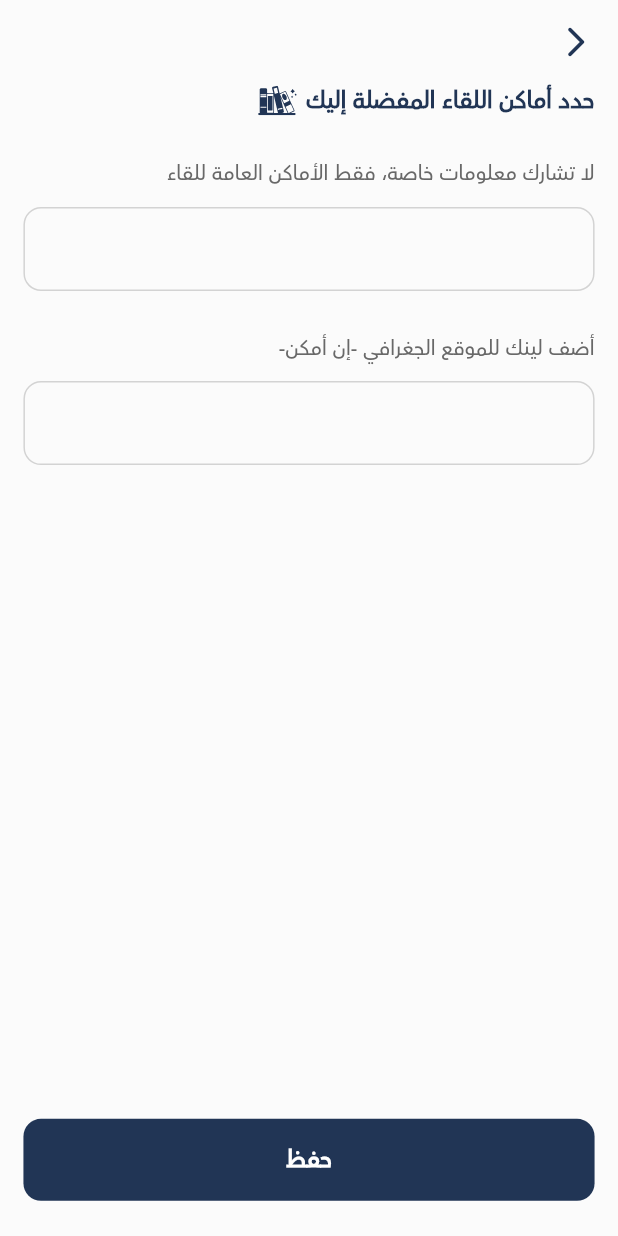
After one commit to AhmadMahdaly/Biblio_App, a Flutter app: the AcountManegmentScreen screen opened directly, after a tap on "أماكن اللقاء المفضلة", on a phone screen of 412 x 824 dp. The commit adds this screen. Run offline on Flutter 3.47's test engine with Material 3 defaults, Android fonts, the light colour scheme and no system bars; our stand-ins replace animate_do, animated_text_kit, bloc, cached_network_image, carousel_slider, connectivity_plus and 9 more; missing offline and left inert: flutter_verification_code, mobkit_dashed_border; accounts and stored records are empty; statements that could not run were skipped.

Commit message:
feat (user favorite location): Implement cubits for managing user favorite locations, including updating and fetching favorite locations. Update the UI to allow users to set and view their preferred meeting places. Add new screens and components to enhance user experience in location management. Adjust navigation and state management for seamless integration.

```diff
--- /dev/null
+++ b/lib/cubit/user/update_user_favorite_location_cubit/update_user_favorite_location_state.dart
@@ -0,0 +1,19 @@
+part of 'update_user_favorite_location_cubit.dart';
+
+@immutable
+sealed class UpdateUserFavoriteLocationState {}
+
+final class UpdateUserFavoriteLocationInitial
+    extends UpdateUserFavoriteLocationState {}
+
+final class UpdateUserFavoriteLocationLoading
+    extends UpdateUserFavoriteLocationState {}
+
+final class UpdateUserFavoriteLocationSuccess
+    extends UpdateUserFavoriteLocationState {}
+
+final class UpdateUserFavoriteLocationError
+    extends UpdateUserFavoriteLocationState {
+  UpdateUserFavoriteLocationError(this.message);
+  final String message;
+}
--- /dev/null
+++ b/lib/cubit/user/user_favorite_location_cubit/user_favorite_location_state.dart
@@ -0,0 +1,15 @@
+part of 'user_favorite_location_cubit.dart';
+
+@immutable
+sealed class UserFavoriteLocationState {}
+
+final class UserFavoriteLocationInitial extends UserFavoriteLocationState {}
+
+final class UserFavoriteLocationLoading extends UserFavoriteLocationState {}
+
+final class UserFavoriteLocationSuccess extends UserFavoriteLocationState {}
+
+final class UserFavoriteLocationError extends UserFavoriteLocationState {
+  UserFavoriteLocationError(this.message);
+  final String message;
+}
--- a/lib/cubit/user/user_location_cubit/save_user_location_cubit.dart
+++ b/lib/cubit/user/user_location_cubit/save_user_location_cubit.dart
@@ -28,9 +28,10 @@ class SaveUserLocationCubit extends Cubit<SaveUserLocationState> {
           'city': selectedCity,
         }).eq('user_id', userId);
       }
-      await Navigator.pushReplacementNamed(
+      await Navigator.pushNamedAndRemoveUntil(
         context,
         NavigationBarApp.id,
+        (route) => false,
       );
       emit(SaveUserLocationSuccess());
     } on AuthException catch (e) {
--- a/lib/screens/more_page/widgets/acount_manegment_screen.dart
+++ b/lib/screens/more_page/widgets/acount_manegment_screen.dart
@@ -1,6 +1,7 @@
 import 'package:biblio/cubit/user/fetch_user_data/fetch_user_data_cubit.dart';
 import 'package:biblio/screens/more_page/personal_info_settings.dart';
 import 'package:biblio/screens/more_page/widgets/category_for_more.dart';
+import 'package:biblio/screens/more_page/widgets/favorite_location_to_meet.dart';
 import 'package:biblio/screens/select_your_location_screen.dart';
 import 'package:biblio/utils/constants/colors_constants.dart';
 import 'package:flutter/material.dart';
@@ -66,7 +67,7 @@ class _AcountManegmentScreenState extends State<AcountManegmentScreen> {
           ),
           CategoryForMore(
             text: 'تغيير الموقع الجغرافي للمشاركة',
-            icon: Icons.mode_edit_outline_outlined,
+            icon: Icons.location_searching_rounded,
             onTap: () {
               Navigator.push(
                 context,
@@ -78,6 +79,20 @@ class _AcountManegmentScreenState extends State<AcountManegmentScreen> {
               );
             },
           ),
+          CategoryForMore(
+            text: 'أماكن اللقاء المفضلة',
+            icon: Icons.location_on_outlined,
+            onTap: () {
+              Navigator.push(
+                context,
+                MaterialPageRoute(
+                  builder: (context) {
+                    return const FavoriteLocationToMeet();
+                  },
+                ),
+              );
+            },
+          ),
         ],
       ),
     );
--- /dev/null
+++ b/lib/screens/more_page/widgets/favorite_location_to_meet.dart
@@ -0,0 +1,161 @@
+import 'package:biblio/cubit/user/update_user_favorite_location_cubit/update_user_favorite_location_cubit.dart';
+import 'package:biblio/cubit/user/user_favorite_location_cubit/user_favorite_location_cubit.dart';
+import 'package:biblio/utils/components/app_indicator.dart';
+import 'package:biblio/utils/components/custom_button.dart';
+import 'package:biblio/utils/components/custom_textformfield.dart';
+import 'package:biblio/utils/components/height.dart';
+import 'package:biblio/utils/components/show_snackbar.dart';
+import 'package:biblio/utils/constants/colors_constants.dart';
+import 'package:flutter/material.dart';
+import 'package:flutter_bloc/flutter_bloc.dart';
+import 'package:flutter_screenutil/flutter_screenutil.dart';
+import 'package:flutter_svg/flutter_svg.dart';
+import 'package:supabase_flutter/supabase_flutter.dart';
+
+class FavoriteLocationToMeet extends StatefulWidget {
+  const FavoriteLocationToMeet({super.key});
+
+  @override
+  State<FavoriteLocationToMeet> createState() => _FavoriteLocationToMeetState();
+}
+
+class _FavoriteLocationToMeetState extends State<FavoriteLocationToMeet> {
+  @override
+  void initState() {
+    super.initState();
+    getData();
+  }
+
+  final TextEditingController _controller = TextEditingController();
+  final TextEditingController _linkController = TextEditingController();
+  Future<void> getData() async {
+    final favoriteLocation =
+        context.read<UserFavoriteLocationCubit>().favoriteLocation ?? '';
+    final urlLocation =
+        context.read<UserFavoriteLocationCubit>().urlLocation ?? '';
+    setState(() {
+      _controller.text = favoriteLocation;
+      _linkController.text = urlLocation;
+    });
+  }
+
+  @override
+  Widget build(BuildContext context) {
+    return BlocConsumer<UpdateUserFavoriteLocationCubit,
+        UpdateUserFavoriteLocationState>(
+      listener: (context, state) {
+        if (state is UpdateUserFavoriteLocationSuccess) {
+          showSnackBar(context, 'تم الحفظ');
+          Navigator.pop(context);
+        }
+      },
+      builder: (context, state) {
+        final updateCubit = context.read<UpdateUserFavoriteLocationCubit>();
+        return BlocConsumer<UserFavoriteLocationCubit,
+            UserFavoriteLocationState>(
+          listener: (context, state) {
+            if (state is UserFavoriteLocationError) {
+              showSnackBar(context, state.message);
+            }
+            if (state is UserFavoriteLocationSuccess) {
+              Navigator.pop(context);
+              // await Navigator.pushNamedAndRemoveUntil(
+              //   context,
+              //   NavigationBarApp.id,
+              //   (route) => false,
+              // );
+            }
+          },
+          builder: (context, state) {
+            return Scaffold(
+              appBar: AppBar(
+                backgroundColor: kScaffoldBackgroundColor,
+                leading: IconButton(
+                  onPressed: () => Navigator.pop(context),
+                  icon: const Icon(
+                    Icons.arrow_back_ios_new_rounded,
+                  ),
+                ),
+              ),
+              body: state is UserFavoriteLocationLoading
+                  ? const AppIndicator()
+                  : Padding(
+                      padding: EdgeInsets.symmetric(horizontal: 16.sp),
+                      child: Column(
+                        spacing: 12.sp,
+                        crossAxisAlignment: CrossAxisAlignment.start,
+                        children: [
+                          Row(
+                            spacing: 6.sp,
+
+                            /// Header
+                            children: [
+                              Text(
+                                'حدد أماكن اللقاء المفضلة إليك',
+                                style: TextStyle(
+                                  color: kMainColor,
+                                  fontSize: 16.sp,
+                                  fontWeight: FontWeight.w800,
+                                ),
+                              ),
+                              SvgPicture.asset(
+                                'assets/svg/books.svg',
+                                height: 20.sp,
+                              ),
+                            ],
+                          ),
+                          const H(h: 5),
+                          Text(
+                            'لا تشارك معلومات خاصة، فقط الأماكن العامة للقاء',
+                            style: TextStyle(
+                              color: kTextColor,
+                              fontSize: 14.sp,
+                              fontWeight: FontWeight.w500,
+                            ),
+                          ),
+                          CustomTextformfield(
+                            maxLines: 3,
+                            controller: _controller,
+                          ),
+                          const H(h: 5),
+                          Text(
+                            'أضف لينك للموقع الجغرافي -إن أمكن-',
+                            style: TextStyle(
+                              color: kTextColor,
+                              fontSize: 14.sp,
+                              fontWeight: FontWeight.w500,
+                            ),
+                          ),
+                          CustomTextformfield(
+                            controller: _linkController,
+                          ),
+                        ],
+                      ),
+                    ),
+              bottomNavigationBar: Padding(
+                padding: EdgeInsets.symmetric(vertical: 24.sp),
+                child: CustomButton(
+                  padding: 16,
+                  text: 'حفظ',
+                  onTap: () async {
+                    await updateCubit.updateUserFavoriteLocation(
+                      userId: Supabase.instance.client.auth.currentUser!.id,
+                      _controller.text,
+                      _linkController.text,
+                    );
+                  },
+                ),
+              ),
+            );
+          },
+        );
+      },
+    );
+  }
+
+  @override
+  void dispose() {
+    _controller.dispose();
+    super.dispose();
+  }
+}
--- a/lib/utils/components/custom_textformfield.dart
+++ b/lib/utils/components/custom_textformfield.dart
@@ -30,6 +30,8 @@ class CustomTextformfield extends StatelessWidget {
   @override
   Widget build(BuildContext context) {
     return TextFormField(
+      cursorWidth: 0.5.sp,
+      cursorColor: kMainColor,
       inputFormatters: inputFormatters,
       minLines: 1,
       maxLines: maxLines,
```
Also changed, not shown: lib/booklink.dart (+8 -0 lines), lib/cubit/user/update_user_favorite_location_cubit/update_user_favorite_location_cubit.dart (added, +33 -0 lines), lib/cubit/user/user_favorite_location_cubit/user_favorite_location_cubit.dart (added, +39 -0 lines), lib/screens/user_page/user_page.dart (+66 -7 lines).
